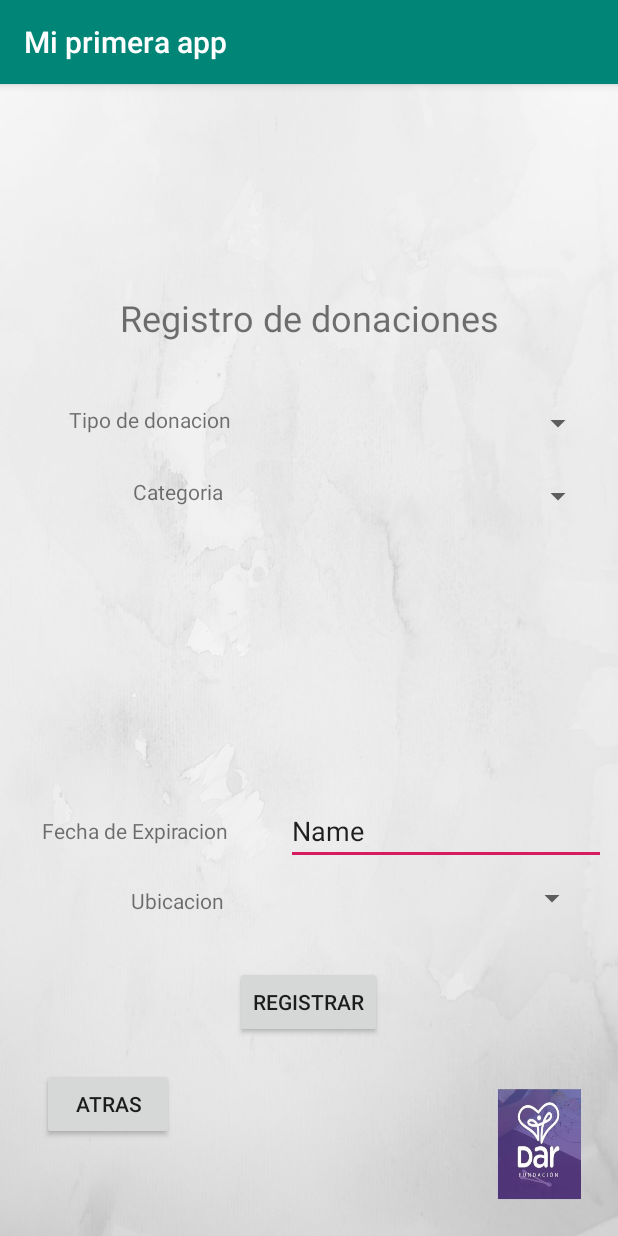
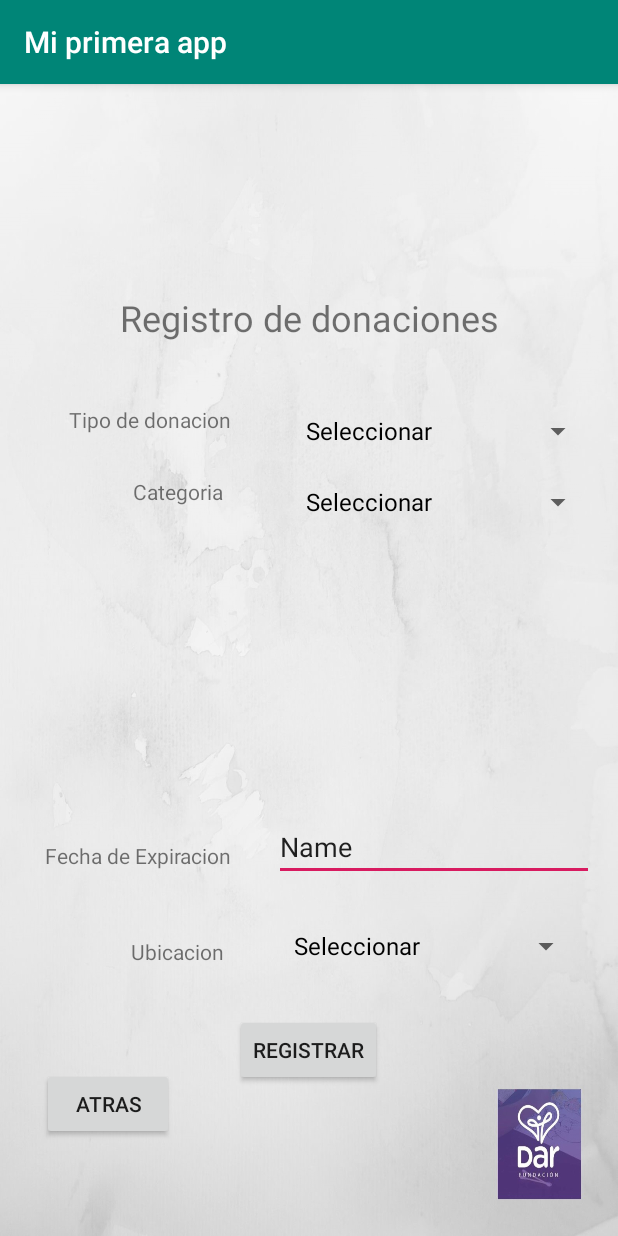
Before and after one commit to Marlon-Lindao-ZX/ProyectoArp2, an Android app: the RegistroDonaciones screen opened directly, with no data from a screen before it, on a phone screen of 412 x 824 dp. Run offline under Robolectric (Android 15) with nearby library versions, the phone set to English and light mode, and no system bars.

Commit message:
Prototipo version beta

```diff
--- a/app/src/main/AndroidManifest.xml
+++ b/app/src/main/AndroidManifest.xml
@@ -8,6 +8,7 @@
         android:label="@string/app_name"
         android:roundIcon="@mipmap/ic_launcher_round"
         android:supportsRtl="true"
+        android:name="com.example.clases.Listas"
         android:theme="@style/AppTheme">
         <activity android:name=".RegistroTipoDonacion"></activity>
         <activity android:name=".RetiroDanio" />
--- a/app/src/main/java/com/example/clases/Donation.java
+++ b/app/src/main/java/com/example/clases/Donation.java
@@ -9,12 +9,14 @@ public class Donation implements Serializable {
     private Date fechaExpiracion;
     private Ubicacion ubicacion;
     private String codigo;
+    private static int contador;
 
-    public Donation(DonationInfo info, Date fechaExpiracion, Ubicacion ubicacion, String codigo) {
+    public Donation(DonationInfo info, Date fechaExpiracion, Ubicacion ubicacion) {
         this.info = info;
         this.fechaExpiracion = fechaExpiracion;
         this.ubicacion = ubicacion;
-        this.codigo = codigo;
+        this.codigo = "D-"+contador;
+        contador++;
     }
 
     public DonationInfo getInfo() {
--- a/app/src/main/java/com/example/myfirstapp/RegistroDonaciones.java
+++ b/app/src/main/java/com/example/myfirstapp/RegistroDonaciones.java
@@ -2,14 +2,22 @@ package com.example.myfirstapp;
 
 import androidx.appcompat.app.AppCompatActivity;
 
+import android.content.Context;
 import android.os.Bundle;
 import android.view.View;
 import android.widget.AdapterView;
 import android.widget.ArrayAdapter;
+import android.widget.Button;
+import android.widget.ScrollView;
 import android.widget.Spinner;
 
 import com.example.clases.Clasificacion;
+import com.example.clases.Donation;
+import com.example.clases.DonationInfo;
 import com.example.clases.Listas;
+import com.example.clases.Ubicacion;
+
+import org.jetbrains.annotations.NotNull;
 
 import java.util.ArrayList;
 
@@ -21,14 +29,39 @@ public class RegistroDonaciones extends AppCompatActivity {
         super.onCreate(savedInstanceState);
         setContentView(R.layout.activity_main4);
 
-        ArrayList<String> categories = new ArrayList<>();
+        Listas listas = (Listas) getApplicationContext();
+
+        DonationInfo dif = null;
+
+        ArrayList<String> ubicaciones = listas.getLocations();
+        Spinner spinner3 = findViewById(R.id.spinnerRDU);
+        ArrayAdapter<String> adapter3 = new ArrayAdapter<>(this,android.R.layout.simple_spinner_dropdown_item,ubicaciones);
+        adapter3.setDropDownViewResource(android.R.layout.simple_spinner_dropdown_item);
+        spinner3.setAdapter(adapter3);
+
+        ArrayList<String> categories = listas.getCategorias();
         Spinner spinner2 = findViewById(R.id.spinner_cat);
-        ArrayAdapter<String> arrayAdapter2 = new ArrayAdapter<>(this,android.R.layout.simple_spinner_item, categories);
+        ArrayAdapter<String> arrayAdapter2 = new ArrayAdapter<>(this,android.R.layout.simple_spinner_dropdown_item, categories);
         arrayAdapter2.setDropDownViewResource(android.R.layout.simple_spinner_dropdown_item);
         spinner2.setAdapter(arrayAdapter2);
         spinner2.setOnItemSelectedListener(new AdapterView.OnItemSelectedListener() {
             @Override
             public void onItemSelected(AdapterView<?> parent, View view, int position, long id) {
+                ScrollView scv = (ScrollView) findViewById(R.id.scrollViewRD);
+                scv.removeAllViews();
+                String value = (String) parent.getSelectedItem();
+
+                if(!value.equals("Seleccionar") && value != null){
+                    for(DonationInfo di: listas.getInfos()){
+                        if(di.getCategoria().equals(value)){
+                            Button tmp = di.getBtn();
+                            tmp.setOnClickListener(e->{
+
+                            });
+                            scv.addView(tmp);
+                        }
+                    }
+                }
 
 
             }
@@ -37,25 +70,37 @@ public class RegistroDonaciones extends AppCompatActivity {
             }
         });
 
-        ArrayList<String> temp = Listas.getTipos();
+        ArrayList<String> temp = listas.getTipos();
         Spinner spinner = findViewById(R.id.spinner_tipo);
-        ArrayAdapter<String> arrayAdapter = new ArrayAdapter<>(this,android.R.layout.simple_spinner_item, temp);
+        ArrayAdapter<String> arrayAdapter = new ArrayAdapter<>(this,android.R.layout.simple_spinner_dropdown_item, temp);
         arrayAdapter.setDropDownViewResource(android.R.layout.simple_spinner_dropdown_item);
         spinner.setAdapter(arrayAdapter);
         spinner.setOnItemSelectedListener(new AdapterView.OnItemSelectedListener() {
             @Override
             public void onItemSelected(AdapterView<?> parent, View view, int position, long id) {
-
-                ArrayList<String> cat = new ArrayList<>();
-                for(Clasificacion c: Listas.getClasificaciones()){
-                    if(c.getTipo().equals((String) spinner.getSelectedItem())){
-                        cat.addAll(c.getCategorias());
-                        break;
+                String value = (String) spinner.getSelectedItem();
+                System.out.println(value);
+                if (value.equals("Seleccionar")) {
+                    listas.getCategorias().clear();
+                    listas.getCategorias().add("Seleccionar");
+                    listas.getLocations().clear();
+                    listas.getLocations().add("Seleccionar");
+                } else {
+                    for (Clasificacion c : listas.getClasificaciones()) {
+                        if (c.getTipo().equals(value)) {
+                            listas.getCategorias().clear();
+                            listas.getCategorias().add("Seleccionar");
+                            listas.getCategorias().addAll(c.getCategorias());
+                            break;
+                        }
+                    }
+                    listas.getLocations().clear();
+                    listas.getLocations().add("Seleccionar");
+                    for(Ubicacion u: listas.getUbicaciones()){
+                        if(u.getTipo().equals(value))
+                            listas.getLocations().add(u.toString());
                     }
                 }
-                ArrayAdapter<String> tempAA = new ArrayAdapter<>(getParent(),android.R.layout.simple_spinner_item, cat);
-                tempAA.setDropDownViewResource(android.R.layout.simple_spinner_dropdown_item);
-                spinner2.setAdapter(tempAA);
             }
 
             @Override
@@ -63,9 +108,25 @@ public class RegistroDonaciones extends AppCompatActivity {
             }
         });
 
+        Button btnAdd = (Button) findViewById(R.id.buttonAddRD);
+        btnAdd.setOnClickListener(e->{
+            String value = (String) spinner3.getSelectedItem();
+            if(dif != null || !value.equals("Seleccionar")){
+                Ubicacion temp2 = null;
+                for(Ubicacion u: listas.getUbicaciones()){
+                    if(u.getCodigo().equals(value)) {
+                        temp2 = u;
+                        break;
+                    }
+                }
+                listas.getDonaciones().add(new Donation(dif,null,temp2));
+                finish();
+            }
+        });
     }
 
     public void goBack(View view){
         finish();
     }
+
 }
--- a/app/src/main/res/layout/activity_main4.xml
+++ b/app/src/main/res/layout/activity_main4.xml
@@ -82,13 +82,12 @@
         android:id="@+id/spinnerRDU"
         android:layout_width="200dp"
         android:layout_height="wrap_content"
-        android:layout_marginStart="192dp"
-        android:layout_marginLeft="192dp"
+        android:layout_marginStart="188dp"
         android:layout_marginBottom="8dp"
         app:layout_constraintBottom_toBottomOf="parent"
         app:layout_constraintStart_toStartOf="parent"
         app:layout_constraintTop_toTopOf="parent"
-        app:layout_constraintVertical_bias="0.721" />
+        app:layout_constraintVertical_bias="0.773" />
 
     <Spinner
         android:id="@+id/spinner_tipo"
@@ -112,23 +111,21 @@
         android:layout_width="wrap_content"
         android:layout_height="wrap_content"
         android:layout_marginStart="8dp"
-        android:layout_marginLeft="8dp"
         android:layout_marginTop="8dp"
         android:layout_marginEnd="8dp"
-        android:layout_marginRight="8dp"
         android:text="@string/ubicacion"
         app:layout_constraintBottom_toBottomOf="parent"
         app:layout_constraintEnd_toEndOf="parent"
         app:layout_constraintHorizontal_bias="0.237"
         app:layout_constraintStart_toStartOf="parent"
         app:layout_constraintTop_toTopOf="parent"
-        app:layout_constraintVertical_bias="0.711" />
+        app:layout_constraintVertical_bias="0.757" />
 
     <Button
-        android:id="@+id/button12"
+        android:id="@+id/buttonAddRD"
         android:layout_width="wrap_content"
         android:layout_height="wrap_content"
-        android:layout_marginBottom="132dp"
+        android:layout_marginBottom="100dp"
         android:text="@string/registrar"
         app:layout_constraintBottom_toBottomOf="parent"
         app:layout_constraintEnd_toEndOf="parent"
@@ -148,7 +145,7 @@
         app:layout_constraintStart_toStartOf="parent" />
 
     <ScrollView
-        android:id="@+id/scrollView3"
+        android:id="@+id/scrollViewRD"
         android:layout_width="351dp"
         android:layout_height="142dp"
         android:layout_marginStart="8dp"
@@ -174,35 +171,32 @@
         android:layout_width="wrap_content"
         android:layout_height="wrap_content"
         android:layout_marginStart="8dp"
-        android:layout_marginLeft="8dp"
         android:layout_marginTop="8dp"
         android:layout_marginBottom="8dp"
         android:text="@string/fecha_de_expiracion"
         app:layout_constraintBottom_toBottomOf="parent"
         app:layout_constraintEnd_toEndOf="@+id/editText6"
-        app:layout_constraintHorizontal_bias="0.074"
+        app:layout_constraintHorizontal_bias="0.084"
         app:layout_constraintStart_toStartOf="parent"
         app:layout_constraintTop_toTopOf="parent"
-        app:layout_constraintVertical_bias="0.655" />
+        app:layout_constraintVertical_bias="0.678" />
 
     <EditText
         android:id="@+id/editText6"
         android:layout_width="wrap_content"
         android:layout_height="wrap_content"
         android:layout_marginStart="8dp"
-        android:layout_marginLeft="8dp"
         android:layout_marginTop="8dp"
         android:layout_marginEnd="8dp"
-        android:layout_marginRight="8dp"
         android:layout_marginBottom="8dp"
         android:ems="10"
         android:inputType="textPersonName"
         android:text="@string/name2"
         app:layout_constraintBottom_toBottomOf="parent"
         app:layout_constraintEnd_toEndOf="parent"
-        app:layout_constraintHorizontal_bias="1.0"
+        app:layout_constraintHorizontal_bias="0.956"
         app:layout_constraintStart_toStartOf="parent"
         app:layout_constraintTop_toTopOf="parent"
-        app:layout_constraintVertical_bias="0.661" />
+        app:layout_constraintVertical_bias="0.676" />
 
 </androidx.constraintlayout.widget.ConstraintLayout>
--- a/app/src/main/res/layout/activity_registro_info_donacion.xml
+++ b/app/src/main/res/layout/activity_registro_info_donacion.xml
@@ -158,7 +158,7 @@
         app:layout_constraintVertical_bias="0.37" />
 
     <EditText
-        android:id="@+id/editText2"
+        android:id="@+id/editTextAID1"
         android:layout_width="wrap_content"
         android:layout_height="wrap_content"
         android:layout_marginStart="8dp"
@@ -179,7 +179,7 @@
         android:autofillHints="" tools:targetApi="o" />
 
     <EditText
-        android:id="@+id/editText3"
+        android:id="@+id/editTextAID2"
         android:layout_width="wrap_content"
         android:layout_height="wrap_content"
         android:layout_marginStart="8dp"
@@ -238,7 +238,7 @@
         app:layout_constraintVertical_bias="0.749" />
 
     <Button
-        android:id="@+id/button19"
+        android:id="@+id/buttonAddID"
         android:layout_width="wrap_content"
         android:layout_height="wrap_content"
         android:layout_marginTop="8dp"
--- a/app/src/main/res/layout/activity_registro_ubicacion.xml
+++ b/app/src/main/res/layout/activity_registro_ubicacion.xml
@@ -58,7 +58,7 @@
         app:layout_constraintVertical_bias="0.409" />
 
     <EditText
-        android:id="@+id/editText5"
+        android:id="@+id/editTextRU"
         android:layout_width="wrap_content"
         android:layout_height="wrap_content"
         android:layout_marginStart="8dp"
@@ -94,7 +94,7 @@
         app:layout_constraintVertical_bias="0.333" />
 
     <Button
-        android:id="@+id/button21"
+        android:id="@+id/buttonRU"
         android:layout_width="wrap_content"
         android:layout_height="wrap_content"
         android:layout_marginTop="8dp"
--- a/app/src/main/res/layout/activity_retiro_comunidad.xml
+++ b/app/src/main/res/layout/activity_retiro_comunidad.xml
@@ -74,7 +74,7 @@
         app:layout_constraintVertical_bias="0.311" />
 
     <ScrollView
-        android:id="@+id/scrollView2"
+        android:id="@+id/scrollViewRDC"
         android:layout_width="322dp"
         android:layout_height="243dp"
         android:layout_marginTop="8dp"
--- a/app/src/main/res/layout/activity_retiro_danio.xml
+++ b/app/src/main/res/layout/activity_retiro_danio.xml
@@ -96,7 +96,7 @@
         app:layout_constraintVertical_bias="1.0" />
 
     <ScrollView
-        android:id="@+id/scrollView4"
+        android:id="@+id/scrollViewRDD"
         android:layout_width="369dp"
         android:layout_height="180dp"
         android:layout_marginStart="4dp"
```
Also changed, not shown: app/src/main/java/com/example/clases/DonationInfo.java (+16 -12 lines), app/src/main/java/com/example/clases/Listas.java (+60 -51 lines), app/src/main/java/com/example/clases/Ubicacion.java (+24 -0 lines), app/src/main/java/com/example/myfirstapp/PantallaPrincipal.java (+8 -7 lines), app/src/main/java/com/example/myfirstapp/RegistroCategorias.java (+13 -22 lines), app/src/main/java/com/example/myfirstapp/RegistroInfoDonacion.java (+42 -11 lines), app/src/main/java/com/example/myfirstapp/RegistroTipoDonacion.java (+5 -2 lines), app/src/main/java/com/example/myfirstapp/RegistroUbicacion.java (+15 -10 lines), app/src/main/java/com/example/myfirstapp/RetiroComunidad.java (+37 -0 lines), app/src/main/java/com/example/myfirstapp/RetiroDanio.java (+36 -0 lines), app/src/main/res/drawable/logofundaciondar.jpg (renamed from app/src/main/res/drawable/logoFundacionDAR.jpg).
